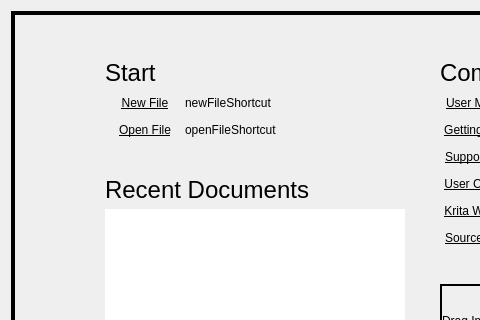
First picture: the form in libs/ui/forms/KisWelcomePage.ui, repository KDE/krita, before the edit; both pictures show x 0 to 480 and y 0 to 320 of the 750 by 518 pixel window.
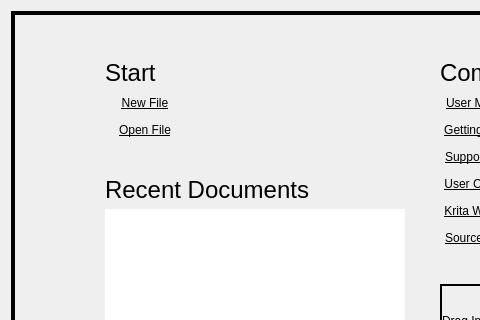
Second picture: the form after the edit.

Commit message: Fix inconsistent colors on welcome screen. Don't show empty parenthesis if no shortcut assigned for new/open

Patch:
```diff
--- a/libs/ui/forms/KisWelcomePage.ui
+++ b/libs/ui/forms/KisWelcomePage.ui
@@ -481,13 +481,19 @@
           </item>
           <item>
            <widget class="QLabel" name="newFileLinkShortcut">
+            <property name="minimumSize">
+             <size>
+              <width>20</width>
+              <height>0</height>
+             </size>
+            </property>
             <property name="font">
              <font>
               <underline>false</underline>
              </font>
             </property>
             <property name="text">
-             <string>newFileShortcut</string>
+             <string/>
             </property>
            </widget>
           </item>
@@ -537,13 +543,19 @@
           </item>
           <item>
            <widget class="QLabel" name="openFileShortcut">
+            <property name="minimumSize">
+             <size>
+              <width>20</width>
+              <height>0</height>
+             </size>
+            </property>
             <property name="font">
              <font>
               <underline>false</underline>
              </font>
             </property>
             <property name="text">
-             <string>openFileShortcut</string>
+             <string/>
             </property>
            </widget>
           </item>
```
The commit also changes 1 other file.
